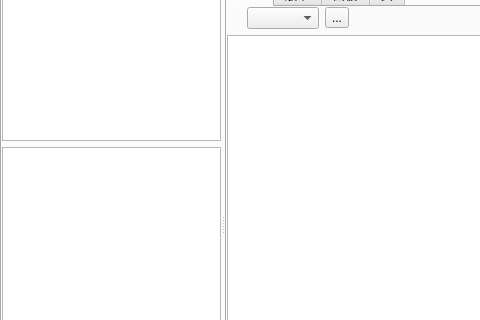
Above: UI/PM_Anim_MainWin.ui from IvanYangYangXi/Anim_ProjectManage before the change; both pictures show x 0 to 480 and y 85 to 405 of the 914 by 576 pixel window. Below: the same form after it.
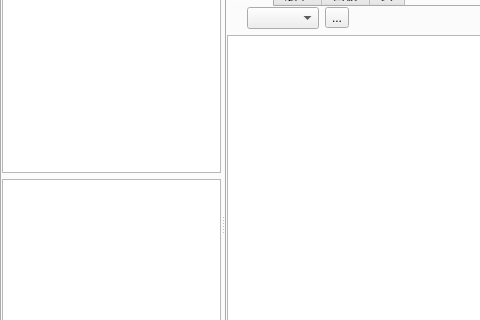
That is the form after the change.

```diff
--- a/UI/PM_Anim_MainWin.ui
+++ b/UI/PM_Anim_MainWin.ui
@@ -30,7 +30,7 @@
     <item>
      <layout class="QHBoxLayout" name="horizontalLayout_Centralwidget">
       <property name="spacing">
-       <number>5</number>
+       <number>10</number>
       </property>
       <item>
        <widget class="QTabWidget" name="tabWidget">
@@ -226,7 +226,7 @@
              <enum>Qt::Horizontal</enum>
             </property>
             <widget class="QWidget" name="verticalLayoutWidget_4">
-             <layout class="QVBoxLayout" name="verticalLayout_5" stretch="10,16,0,0">
+             <layout class="QVBoxLayout" name="verticalLayout_5" stretch="0,16,0,0">
               <property name="bottomMargin">
                <number>5</number>
               </property>
```
